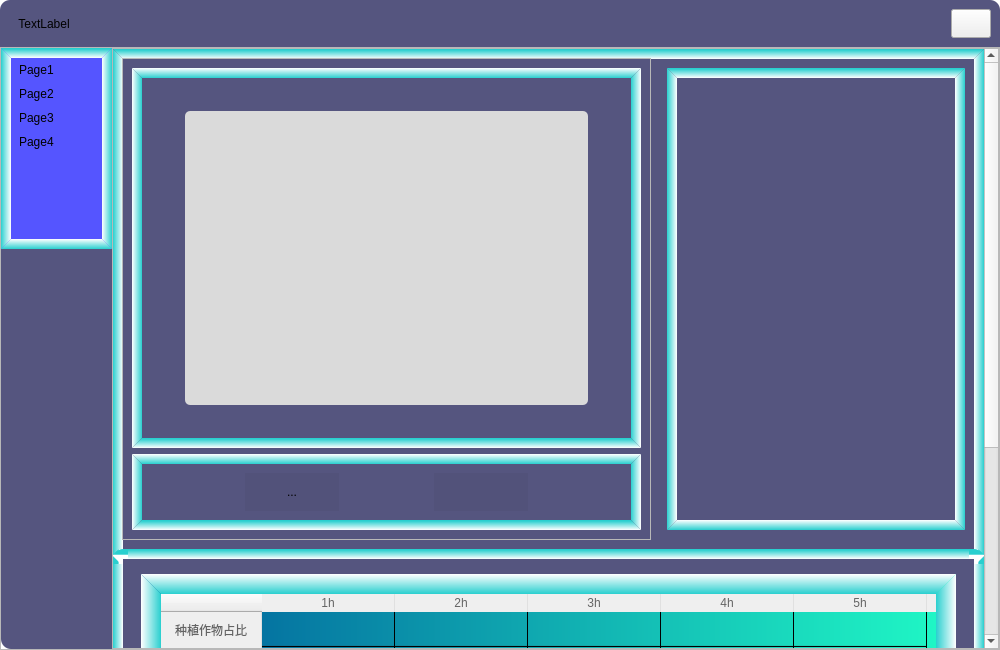
First picture: the form in UI.ui, repository Akuma55532/project10_14, before the edit.
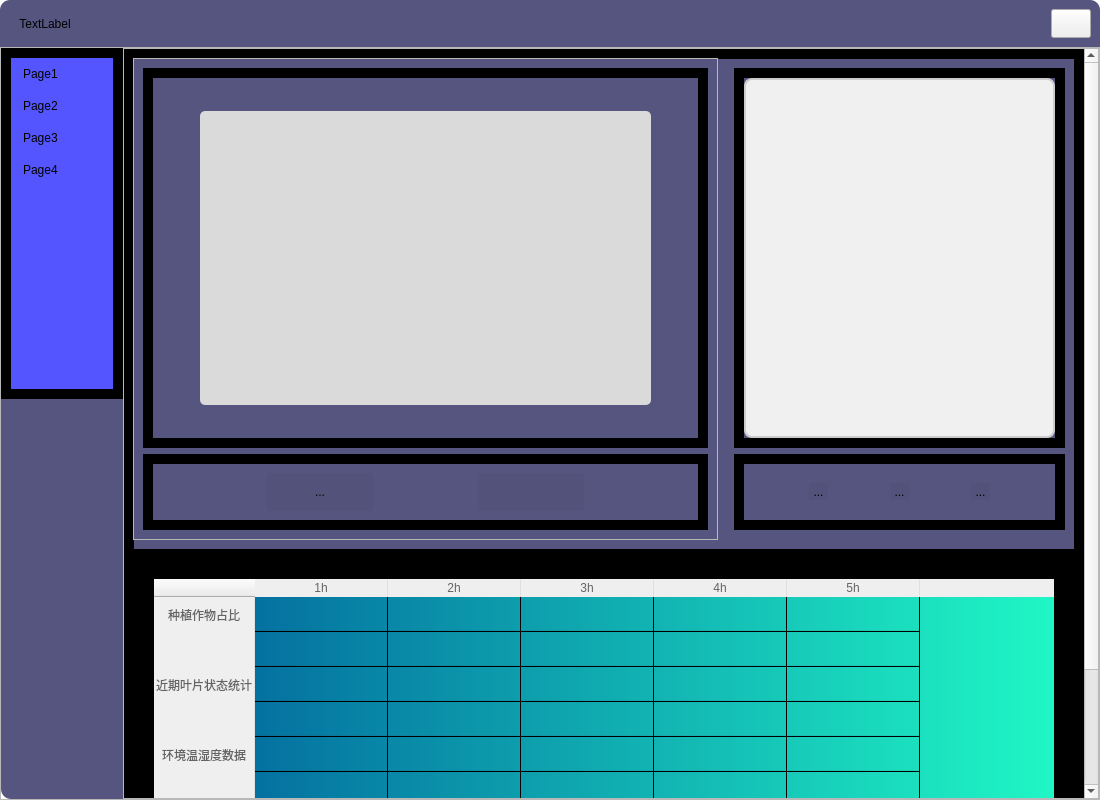
Second picture: the form after the edit. Icons and pictures are not drawn.

What changed in the file:
```diff
--- a/UI.ui
+++ b/UI.ui
@@ -9,8 +9,8 @@
    <rect>
     <x>0</x>
     <y>0</y>
-    <width>1000</width>
-    <height>650</height>
+    <width>1100</width>
+    <height>800</height>
    </rect>
   </property>
   <property name="sizePolicy">
@@ -21,14 +21,14 @@
   </property>
   <property name="minimumSize">
    <size>
-    <width>1000</width>
-    <height>650</height>
+    <width>1100</width>
+    <height>800</height>
    </size>
   </property>
   <property name="maximumSize">
    <size>
-    <width>1000</width>
-    <height>650</height>
+    <width>1100</width>
+    <height>800</height>
    </size>
   </property>
   <property name="windowTitle">
@@ -260,16 +260,16 @@
 	
 	background-color: rgb(85, 85, 255);
 	
-	font: 9pt &quot;Lucida Handwriting&quot;;
-	border-top-color: qlineargradient(spread:pad, x1:0, y1:0.091, x2:0, y2:1, stop:0 rgba(41, 207, 207, 255), stop:1 rgba(255, 255, 255, 255));
-	border-left-color: qlineargradient(spread:pad, x1:0, y1:0, x2:1, y2:0.017, stop:0 rgba(41, 207, 207, 255), stop:1 rgba(255, 255, 255, 255));
-	border-right-color: qlineargradient(spread:pad, x1:1, y1:0, x2:0, y2:0, stop:0 rgba(41, 207, 207, 255), stop:1 rgba(255, 255, 255, 255));
-	border-bottom-color: qlineargradient(spread:pad, x1:0, y1:1, x2:0, y2:0, stop:0 rgba(41, 207, 207, 255), stop:1 rgba(255, 255, 255, 255));
+	font: 12pt &quot;Lucida Handwriting&quot;;
+	border-top-color: qlineargradient(spread:pad, x1:0, y1:0.091, x2:0, y2:1, stop:0 rgba(85, 85, 255， 255), stop:1 rgba(255, 255, 255, 255));
+	border-left-color: qlineargradient(spread:pad, x1:0, y1:0, x2:1, y2:0.017, stop:0 rgba(85, 85, 255， 255), stop:1 rgba(255, 255, 255, 255));
+	border-right-color: qlineargradient(spread:pad, x1:1, y1:0, x2:0, y2:0, stop:0 rgba(85, 85, 255， 255), stop:1 rgba(255, 255, 255, 255));
+	border-bottom-color: qlineargradient(spread:pad, x1:0, y1:1, x2:0, y2:0, stop:0 rgba(85, 85, 255， 255), stop:1 rgba(255, 255, 255, 255));
 	
 }
 QListView::item{
 	background-color: transparent;
-	padding:5px;
+	padding:9px;
 }
 QListView::item:hover {
 	background-color: rgb(230, 230, 230);
@@ -453,7 +453,7 @@
                    <rect>
                     <x>0</x>
                     <y>0</y>
-                    <width>866</width>
+                    <width>955</width>
                     <height>890</height>
                    </rect>
                   </property>
@@ -462,10 +462,10 @@
 	
 	background-color: rgb(85, 85, 127);
 	border: 10px solid;
-	border-top-color: qlineargradient(spread:pad, x1:0, y1:0.091, x2:0, y2:1, stop:0 rgba(41, 207, 207, 255), stop:1 rgba(255, 255, 255, 255));
-	border-left-color: qlineargradient(spread:pad, x1:0, y1:0, x2:1, y2:0.017, stop:0 rgba(41, 207, 207, 255), stop:1 rgba(255, 255, 255, 255));
-	border-right-color: qlineargradient(spread:pad, x1:1, y1:0, x2:0, y2:0, stop:0 rgba(41, 207, 207, 255), stop:1 rgba(255, 255, 255, 255));
-	border-bottom-color: qlineargradient(spread:pad, x1:0, y1:1, x2:0, y2:0, stop:0 rgba(41, 207, 207, 255), stop:1 rgba(255, 255, 255, 255));
+	border-top-color: qlineargradient(spread:pad, x1:0, y1:0.091, x2:0, y2:1, stop:0 rgba(85, 85, 255， 255), stop:1 rgba(255, 255, 255, 255));
+	border-left-color: qlineargradient(spread:pad, x1:0, y1:0, x2:1, y2:0.017, stop:0 rgba(85, 85, 255， 255), stop:1 rgba(255, 255, 255, 255));
+	border-right-color: qlineargradient(spread:pad, x1:1, y1:0, x2:0, y2:0, stop:0 rgba(85, 85, 255， 255), stop:1 rgba(255, 255, 255, 255));
+	border-bottom-color: qlineargradient(spread:pad, x1:0, y1:1, x2:0, y2:0, stop:0 rgba(85, 85, 255， 255), stop:1 rgba(255, 255, 255, 255));
 }</string>
                   </property>
                   <layout class="QVBoxLayout" name="verticalLayout_3">
@@ -525,12 +525,12 @@
                             <string notr="true">QFrame#frame_3{
 	border: 10px solid;
 	
-	border-top-color: qlineargradient(spread:pad, x1:0, y1:1, x2:0, y2:0, stop:0 rgba(41, 207, 207, 255), stop:1 rgba(255, 255, 255, 255));
+	border-top-color: qlineargradient(spread:pad, x1:0, y1:1, x2:0, y2:0, stop:0 rgba(85, 85, 255， 255), stop:1 rgba(255, 255, 255, 255));
 	
 	
-	border-right-color: qlineargradient(spread:pad, x1:0, y1:0, x2:1, y2:0.017, stop:0 rgba(41, 207, 207, 255), stop:1 rgba(255, 255, 255, 255));
-	border-left-color: qlineargradient(spread:pad, x1:1, y1:0, x2:0, y2:0, stop:0 rgba(41, 207, 207, 255), stop:1 rgba(255, 255, 255, 255));
-	border-bottom-color: qlineargradient(spread:pad, x1:0, y1:0.091, x2:0, y2:1, stop:0 rgba(41, 207, 207, 255), stop:1 rgba(255, 255, 255, 255));
+	border-right-color: qlineargradient(spread:pad, x1:0, y1:0, x2:1, y2:0.017, stop:0 rgba(85, 85, 255， 255), stop:1 rgba(255, 255, 255, 255));
+	border-left-color: qlineargradient(spread:pad, x1:1, y1:0, x2:0, y2:0, stop:0 rgba(85, 85, 255， 255), stop:1 rgba(255, 255, 255, 255));
+	border-bottom-color: qlineargradient(spread:pad, x1:0, y1:0.091, x2:0, y2:1, stop:0 rgba(85, 85, 255， 255), stop:1 rgba(255, 255, 255, 255));
 
 }</string>
                            </property>
@@ -621,12 +621,12 @@
                             <string notr="true">QFrame#frame_4{
 	border: 10px solid;
 	
-	border-top-color: qlineargradient(spread:pad, x1:0, y1:1, x2:0, y2:0, stop:0 rgba(41, 207, 207, 255), stop:1 rgba(255, 255, 255, 255));
+	border-top-color: qlineargradient(spread:pad, x1:0, y1:1, x2:0, y2:0, stop:0 rgba(85, 85, 255， 255), stop:1 rgba(255, 255, 255, 255));
 	
 	
-	border-right-color: qlineargradient(spread:pad, x1:0, y1:0, x2:1, y2:0.017, stop:0 rgba(41, 207, 207, 255), stop:1 rgba(255, 255, 255, 255));
-	border-left-color: qlineargradient(spread:pad, x1:1, y1:0, x2:0, y2:0, stop:0 rgba(41, 207, 207, 255), stop:1 rgba(255, 255, 255, 255));
-	border-bottom-color: qlineargradient(spread:pad, x1:0, y1:0.091, x2:0, y2:1, stop:0 rgba(41, 207, 207, 255), stop:1 rgba(255, 255, 255, 255));
+	border-right-color: qlineargradient(spread:pad, x1:0, y1:0, x2:1, y2:0.017, stop:0 rgba(85, 85, 255， 255), stop:1 rgba(255, 255, 255, 255));
+	border-left-color: qlineargradient(spread:pad, x1:1, y1:0, x2:0, y2:0, stop:0 rgba(85, 85, 255， 255), stop:1 rgba(255, 255, 255, 255));
+	border-bottom-color: qlineargradient(spread:pad, x1:0, y1:0.091, x2:0, y2:1, stop:0 rgba(85, 85, 255， 255), stop:1 rgba(255, 255, 255, 255));
 }</string>
                            </property>
                            <property name="frameShape">
@@ -780,7 +780,7 @@
                         <property name="frameShadow">
                          <enum>QFrame::Raised</enum>
                         </property>
-                        <layout class="QHBoxLayout" name="horizontalLayout_8">
+                        <layout class="QVBoxLayout" name="verticalLayout_7" stretch="10,2">
                          <property name="leftMargin">
                           <number>10</number>
                          </property>
@@ -794,17 +794,179 @@
                           <number>10</number>
                          </property>
                          <item>
-                          <widget class="QLabel" name="Label_track">
+                          <widget class="QFrame" name="frame_7">
                            <property name="styleSheet">
-                            <string notr="true">	border: 10px solid;
-	border-top-color: qlineargradient(spread:pad, x1:0, y1:0.091, x2:0, y2:1, stop:0 rgba(41, 207, 207, 255), stop:1 rgba(255, 255, 255, 255));
-	border-left-color: qlineargradient(spread:pad, x1:0, y1:0, x2:1, y2:0.017, stop:0 rgba(41, 207, 207, 255), stop:1 rgba(255, 255, 255, 255));
-	border-right-color: qlineargradient(spread:pad, x1:1, y1:0, x2:0, y2:0, stop:0 rgba(41, 207, 207, 255), stop:1 rgba(255, 255, 255, 255));
-	border-bottom-color: qlineargradient(spread:pad, x1:0, y1:1, x2:0, y2:0, stop:0 rgba(41, 207, 207, 255), stop:1 rgba(255, 255, 255, 255));</string>
+                            <string notr="true">QFrame#frame_7{
+	border: 10px solid;
+	
+	border-top-color: qlineargradient(spread:pad, x1:0, y1:1, x2:0, y2:0, stop:0 rgba(85, 85, 255， 255), stop:1 rgba(255, 255, 255, 255));
+	
+	
+	border-right-color: qlineargradient(spread:pad, x1:0, y1:0, x2:1, y2:0.017, stop:0 rgba(85, 85, 255， 255), stop:1 rgba(255, 255, 255, 255));
+	border-left-color: qlineargradient(spread:pad, x1:1, y1:0, x2:0, y2:0, stop:0 rgba(85, 85, 255， 255), stop:1 rgba(255, 255, 255, 255));
+	border-bottom-color: qlineargradient(spread:pad, x1:0, y1:0.091, x2:0, y2:1, stop:0 rgba(85, 85, 255， 255), stop:1 rgba(255, 255, 255, 255));
+}</string>
                            </property>
-                           <property name="text">
-                            <string/>
+                           <property name="frameShape">
+                            <enum>QFrame::StyledPanel</enum>
                            </property>
+                           <property name="frameShadow">
+                            <enum>QFrame::Raised</enum>
+                           </property>
+                           <layout class="QVBoxLayout" name="verticalLayout_8">
+                            <property name="spacing">
+                             <number>0</number>
+                            </property>
+                            <property name="leftMargin">
+                             <number>0</number>
+                            </property>
+                            <property name="topMargin">
+                             <number>0</number>
+                            </property>
+                            <property name="rightMargin">
+                             <number>0</number>
+                            </property>
+                            <property name="bottomMargin">
+                             <number>0</number>
+                            </property>
+                            <item>
+                             <widget class="QLabel" name="label_4">
+                              <property name="styleSheet">
+                               <string notr="true">QLabel {
+    /* 背景颜色 */
+    background-color: #f0f0f0; /* 浅灰色背景 */
+    
+    /* 边框 */
+    border: 2px solid #cccccc; /* 灰色边框，宽度2px */
+    border-radius: 8px;        /* 圆角边框，半径8px */
+    
+    /* 字体 */
+    font-size: 16px;           /* 字体大小 */
+    font-family: &quot;Arial&quot;;      /* 字体类型 */
+    color: #333333;            /* 文字颜色 */
+    
+    /* 内边距 */
+    padding: 5px;              /* 控件内的填充距离 */
+    
+    /* 文本对齐 */
+    text-align: center;        /* 文本居中对齐 */
+    
+    /* 阴影效果 */
+    /* 注意：Qt 5.11 之后增加了对 CSS3 box-shadow 属性的支持 */
+    /* 对于较老的Qt版本，可能需要使用自定义绘制 */
+    box-shadow: 2px 2px 4px rgba(0, 0, 0, 0.1); /* 水平偏移、垂直偏移、模糊半径、颜色 */
+    
+    /* 最小尺寸 */
+    min-width: 200px;          /* 最小宽度 */
+    min-height: 100px;         /* 最小高度 */
+    
+    /* 其他样式 */
+    selection-background-color: #66afe9; /* 选中文本的背景颜色 */
+    selection-color: black;             /* 选中文本的颜色 */
+}</string>
+                              </property>
+                              <property name="text">
+                               <string/>
+                              </property>
+                              <property name="alignment">
+                               <set>Qt::AlignCenter</set>
+                              </property>
+                             </widget>
+                            </item>
+                           </layout>
+                          </widget>
+                         </item>
+                         <item>
+                          <widget class="QFrame" name="frame_8">
+                           <property name="styleSheet">
+                            <string notr="true">QFrame#frame_8{
+border: 10px solid;
+	
+	border-top-color: qlineargradient(spread:pad, x1:0, y1:1, x2:0, y2:0, stop:0 rgba(85, 85, 255， 255), stop:1 rgba(255, 255, 255, 255));
+	
+	
+	border-right-color: qlineargradient(spread:pad, x1:0, y1:0, x2:1, y2:0.017, stop:0 rgba(85, 85, 255， 255), stop:1 rgba(255, 255, 255, 255));
+	border-left-color: qlineargradient(spread:pad, x1:1, y1:0, x2:0, y2:0, stop:0 rgba(85, 85, 255， 255), stop:1 rgba(255, 255, 255, 255));
+	border-bottom-color: qlineargradient(spread:pad, x1:0, y1:0.091, x2:0, y2:1, stop:0 rgba(85, 85, 255， 255), stop:1 rgba(255, 255, 255, 255));
+}</string>
+                           </property>
+                           <property name="frameShape">
+                            <enum>QFrame::StyledPanel</enum>
+                           </property>
+                           <property name="frameShadow">
+                            <enum>QFrame::Raised</enum>
+                           </property>
+                           <layout class="QHBoxLayout" name="horizontalLayout_8">
+                            <item>
+                             <widget class="QToolButton" name="toolButton_hide1">
+                              <property name="styleSheet">
+                               <string notr="true">QToolButton{
+	background-color: rgba(0, 0, 0, 10);
+border:0px solid rgb(25, 87, 16);
+	border-radius:23px;
+
+}
+QToolButton:hover {
+background-color: rgba(0, 0, 0, 15);
+
+}
+QToolButton:pressed {
+background-color: rgba(0, 0, 0, 20);
+
+}</string>
+                              </property>
+                              <property name="text">
+                               <string>...</string>
+                              </property>
+                             </widget>
+                            </item>
+                            <item>
+                             <widget class="QToolButton" name="toolButton_hide2">
+                              <property name="styleSheet">
+                               <string notr="true">QToolButton{
+	background-color: rgba(0, 0, 0, 10);
+border:0px solid rgb(25, 87, 16);
+	border-radius:23px;
+
+}
+QToolButton:hover {
+background-color: rgba(0, 0, 0, 15);
+
+}
+QToolButton:pressed {
+background-color: rgba(0, 0, 0, 20);
+
+}</string>
+                              </property>
+                              <property name="text">
+                               <string>...</string>
+                              </property>
+                             </widget>
+                            </item>
+                            <item>
+                             <widget class="QToolButton" name="toolButton_hide3">
+                              <property name="styleSheet">
+                               <string notr="true">QToolButton{
+	background-color: rgba(0, 0, 0, 10);
+border:0px solid rgb(25, 87, 16);
+	border-radius:23px;
+
+}
+QToolButton:hover {
+background-color: rgba(0, 0, 0, 15);
+
+}
+QToolButton:pressed {
+background-color: rgba(0, 0, 0, 20);
+
+}</string>
+                              </property>
+                              <property name="text">
+                               <string>...</string>
+                              </property>
+                             </widget>
+                            </item>
+                           </layout>
                           </widget>
                          </item>
                         </layout>
@@ -826,10 +988,10 @@
 background-color: transparent;
 border-radius: 10px;
 border: 10px solid;
-	border-top-color: qlineargradient(spread:pad, x1:0, y1:0.091, x2:0, y2:1, stop:0 rgba(41, 207, 207, 255), stop:1 rgba(255, 255, 255, 255));
-	border-left-color: qlineargradient(spread:pad, x1:0, y1:0, x2:1, y2:0.017, stop:0 rgba(41, 207, 207, 255), stop:1 rgba(255, 255, 255, 255));
-	border-right-color: qlineargradient(spread:pad, x1:1, y1:0, x2:0, y2:0, stop:0 rgba(41, 207, 207, 255), stop:1 rgba(255, 255, 255, 255));
-	border-bottom-color: qlineargradient(spread:pad, x1:0, y1:1, x2:0, y2:0, stop:0 rgba(41, 207, 207, 255), stop:1 rgba(255, 255, 255, 255));
+	border-top-color: qlineargradient(spread:pad, x1:0, y1:0.091, x2:0, y2:1, stop:0 rgba(85, 85, 255， 255), stop:1 rgba(255, 255, 255, 255));
+	border-left-color: qlineargradient(spread:pad, x1:0, y1:0, x2:1, y2:0.017, stop:0 rgba(85, 85, 255， 255), stop:1 rgba(255, 255, 255, 255));
+	border-right-color: qlineargradient(spread:pad, x1:1, y1:0, x2:0, y2:0, stop:0 rgba(85, 85, 255， 255), stop:1 rgba(255, 255, 255, 255));
+	border-bottom-color: qlineargradient(spread:pad, x1:0, y1:1, x2:0, y2:0, stop:0 rgba(85, 85, 255， 255), stop:1 rgba(255, 255, 255, 255));
 }</string>
                      </property>
                      <property name="frameShape">
@@ -840,13 +1002,16 @@
                      </property>
                      <layout class="QHBoxLayout" name="horizontalLayout_9">
                       <property name="leftMargin">
-                       <number>18</number>
+                       <number>0</number>
                       </property>
                       <property name="topMargin">
-                       <number>15</number>
+                       <number>0</number>
                       </property>
                       <property name="rightMargin">
-                       <number>18</number>
+                       <number>0</number>
+                      </property>
+                      <property name="bottomMargin">
+                       <number>0</number>
                       </property>
                       <item>
                        <widget class="QTableWidget" name="tableWidget">
@@ -873,11 +1038,11 @@
 
 	border: 20px solid;
 	
-	border-top-color: qlineargradient(spread:pad, x1:0, y1:1, x2:0, y2:0, stop:0 rgba(41, 207, 207, 255), stop:1 rgba(255, 255, 255, 255));
+	border-top-color: qlineargradient(spread:pad, x1:0, y1:1, x2:0, y2:0, stop:0 rgba(85, 85, 255， 255), stop:1 rgba(255, 255, 255, 255));
 	color: rgb(142, 255, 251);
-	border-right-color: qlineargradient(spread:pad, x1:0, y1:0, x2:1, y2:0.017, stop:0 rgba(41, 207, 207, 255), stop:1 rgba(255, 255, 255, 255));
-	border-left-color: qlineargradient(spread:pad, x1:1, y1:0, x2:0, y2:0, stop:0 rgba(41, 207, 207, 255), stop:1 rgba(255, 255, 255, 255));
-	border-bottom-color: qlineargradient(spread:pad, x1:0, y1:0.091, x2:0, y2:1, stop:0 rgba(41, 207, 207, 255), stop:1 rgba(255, 255, 255, 255));
+	border-right-color: qlineargradient(spread:pad, x1:0, y1:0, x2:1, y2:0.017, stop:0 rgba(85, 85, 255， 255), stop:1 rgba(255, 255, 255, 255));
+	border-left-color: qlineargradient(spread:pad, x1:1, y1:0, x2:0, y2:0, stop:0 rgba(85, 85, 255， 255), stop:1 rgba(255, 255, 255, 255));
+	border-bottom-color: qlineargradient(spread:pad, x1:0, y1:0.091, x2:0, y2:1, stop:0 rgba(85, 85, 255， 255), stop:1 rgba(255, 255, 255, 255));
 
 
 }
@@ -1018,6 +1183,31 @@
                           <string>5h</string>
                          </property>
                         </column>
+                        <item row="0" column="0">
+                         <property name="text">
+                          <string/>
+                         </property>
+                        </item>
+                        <item row="0" column="1">
+                         <property name="text">
+                          <string/>
+                         </property>
+                        </item>
+                        <item row="0" column="2">
+                         <property name="text">
+                          <string/>
+                         </property>
+                        </item>
+                        <item row="0" column="3">
+                         <property name="text">
+                          <string/>
+                         </property>
+                        </item>
+                        <item row="0" column="4">
+                         <property name="text">
+                          <string/>
+                         </property>
+                        </item>
                        </widget>
                       </item>
                      </layout>
```
Left out of the diff: 26 changed lines with no effect on the pictures.
